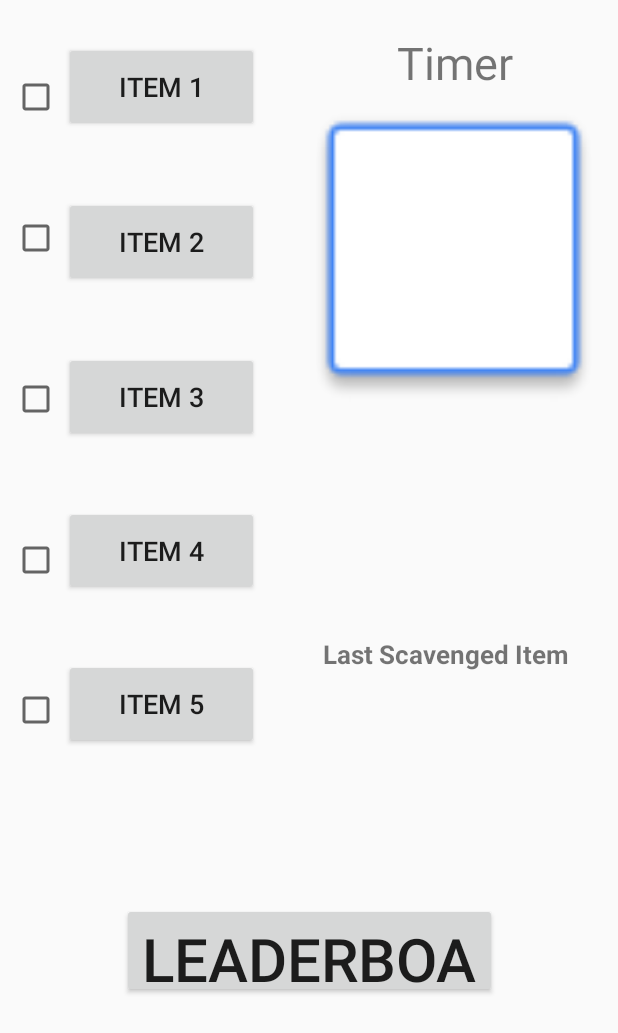
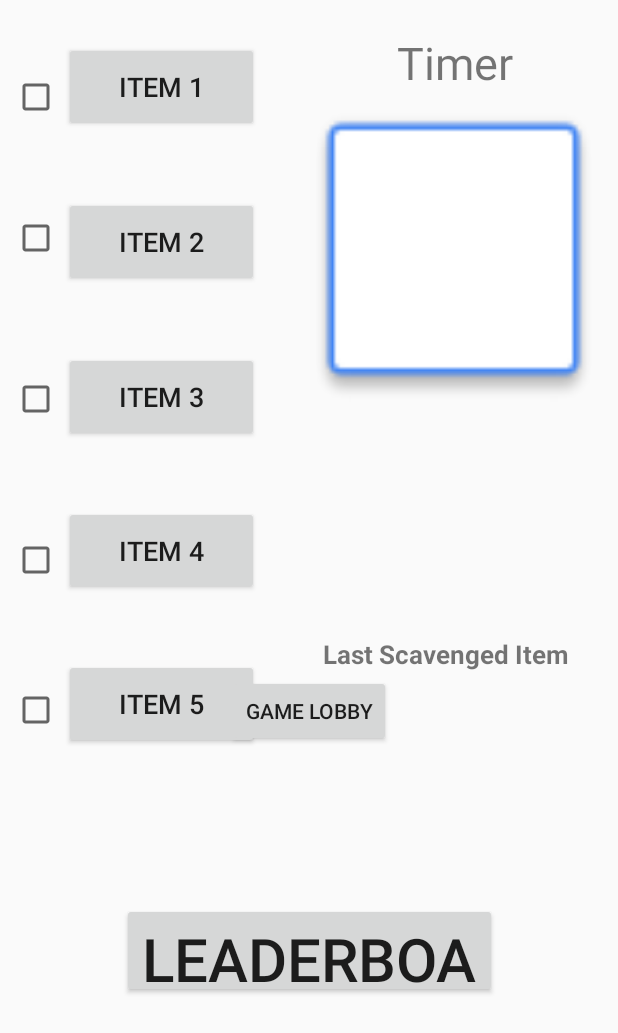
Before and after one commit to wag945/ScavengerHunt3, an Android app: the layout activity_start_game.xml on its own in the app's theme, with its tools: preview values and no code run, on a phone screen of 412 x 824 dp. Shown: the top 1033 px of the screen. Run offline under Robolectric (Android 15) with nearby library versions, the phone set to English and light mode, and no system bars.

```diff
--- a/app/src/main/java/com/example/bill/scavengerhunt3/Game.java
+++ b/app/src/main/java/com/example/bill/scavengerhunt3/Game.java
@@ -151,6 +151,9 @@ public class Game {
         mGameState = GameState.ENDED;
     }
 
+    public void setGameStatus(GameState gameState) {
+        mGameState = gameState;
+    }
     public GameState getGameStatus() {
         return mGameState;
     }
--- a/app/src/main/res/layout/activity_start_game.xml
+++ b/app/src/main/res/layout/activity_start_game.xml
@@ -260,4 +260,15 @@
         app:layout_constraintStart_toStartOf="parent"
         app:layout_constraintTop_toTopOf="parent"
         app:layout_constraintVertical_bias="0.58000004" />
+
+        <Button
+            android:id="@+id/returnToGameLobbyButton"
+            android:layout_width="wrap_content"
+            android:layout_height="wrap_content"
+            app:layout_constraintBottom_toBottomOf="parent"
+            app:layout_constraintEnd_toEndOf="parent"
+            app:layout_constraintStart_toStartOf="parent"
+            app:layout_constraintTop_toTopOf="parent"
+            app:layout_constraintVertical_bias="0.58000004"
+            android:text="Game Lobby" />
 </android.support.constraint.ConstraintLayout>
```
Also changed, not shown: app/src/main/java/com/example/bill/scavengerhunt3/GameLobbyActivity.java (+10 -0 lines), app/src/main/java/com/example/bill/scavengerhunt3/StartGameActivity.java (+93 -5 lines).
